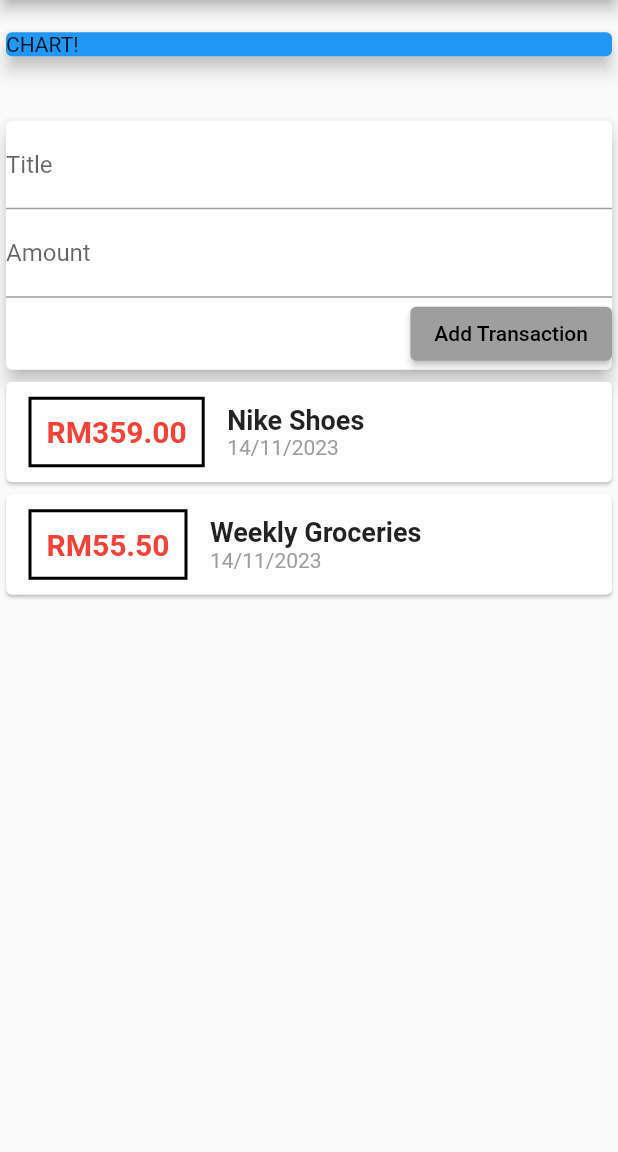
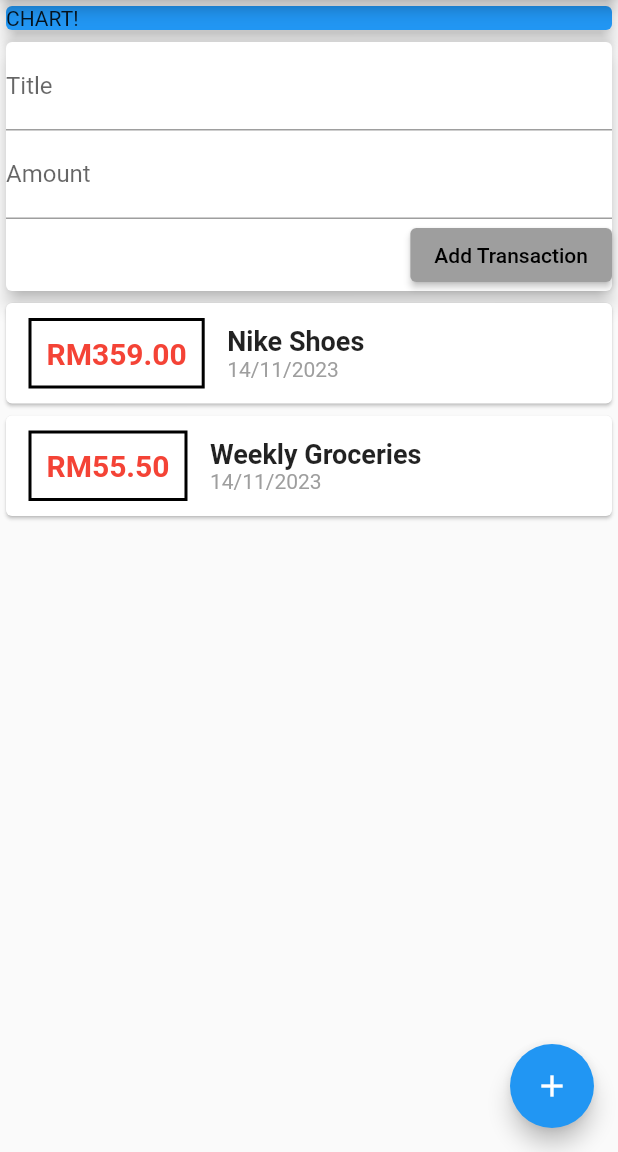
Before and after one commit to apikmeister/expense-app, a Flutter app: the screen it shows after launch, on a phone screen of 412 x 824 dp, the part 84-1236 px from its top. Run offline on Flutter 3.47's test engine with Material 2 defaults, Android fonts, the phone set to English and light mode, and no system bars.

Commit message:
Refactor Expense Planner page layout

```diff
--- a/lib/main.dart
+++ b/lib/main.dart
@@ -1,6 +1,4 @@
 import 'package:expense_app/models/transaction.dart';
-import 'package:expense_app/widgets/new_transaction.dart';
-import 'package:expense_app/widgets/transaction_list.dart';
 import 'package:expense_app/widgets/user_transaction.dart';
 import 'package:flutter/material.dart';
 
@@ -43,7 +41,8 @@ class MyHomePage extends StatelessWidget {
             ),
           ],
         ),
-      body: Column(
+        body: SingleChildScrollView(
+          child: Column(
             mainAxisAlignment: MainAxisAlignment.spaceAround,
             crossAxisAlignment: CrossAxisAlignment.stretch,
             children: <Widget>[
@@ -58,6 +57,10 @@ class MyHomePage extends StatelessWidget {
               UserTransactions(),
             ],
           ),
-    );
+        ),
+        floatingActionButton: FloatingActionButton(
+          onPressed: () {},
+          child: Icon(Icons.add),
+        ));
   }
 }
```
Lines whose indentation alone changed are shown as unchanged.
